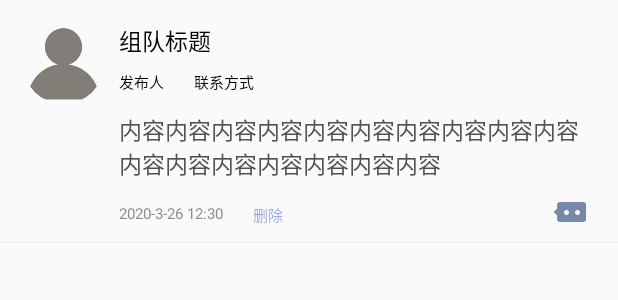
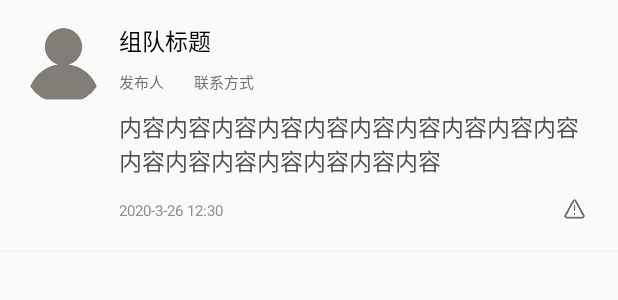
Before and after one commit to Wu-peihua/University-information-platform, an Android app: the layout fragment_student_recruit_item.xml on its own in the app's theme, with its tools: preview values and no code run, on a phone screen of 412 x 824 dp. Shown: the top 300 px of the screen. Run offline under Robolectric (Android 15) with nearby library versions, the phone set to English and light mode, and no system bars; plain views replace CircleImageView, ExpandListView, NineGridView.

Commit message:
学生端组队itemU调整

```diff
--- a/FrontEnd/app/src/main/AndroidManifest.xml
+++ b/FrontEnd/app/src/main/AndroidManifest.xml
@@ -9,7 +9,7 @@
         android:roundIcon="@mipmap/ic_launcher_round"
         android:supportsRtl="true"
         android:theme="@style/AppTheme">
-        <activity android:name=".Student.StudentActivity"></activity>
+        <activity android:name=".Student.StudentActivity" android:windowSoftInputMode="adjustPan"/>
         <activity android:name=".CommonUser.CommonUserActivity" android:windowSoftInputMode="adjustPan" />
         <activity android:name=".Admin.AdminHomeActivity" />
         <activity android:name=".MainActivity">
--- a/FrontEnd/app/src/main/res/layout/fragment_student_recruit_item.xml
+++ b/FrontEnd/app/src/main/res/layout/fragment_student_recruit_item.xml
@@ -63,24 +63,24 @@
                     android:id="@+id/tv_student_group_item_name"
                     android:layout_width="wrap_content"
                     android:layout_height="@dimen/layoutHeight_s"
-                    android:layout_marginBottom="@dimen/margin"
+                    android:layout_marginBottom="@dimen/margin_s"
                     android:layout_marginTop="@dimen/margin_s"
                     android:layout_weight="1"
                     android:text="发布人"
                     android:layout_gravity="center_vertical"
-                    android:textColor="@color/black"
+                    android:textColor="@color/darkGray"
                     android:textSize="@dimen/fontSize_xs"/>
 
                 <TextView
                     android:id="@+id/tv_student_group_item_contact"
                     android:layout_width="wrap_content"
                     android:layout_height="@dimen/layoutHeight_s"
-                    android:layout_marginBottom="@dimen/margin"
+                    android:layout_marginBottom="@dimen/margin_s"
                     android:layout_marginTop="@dimen/margin_s"
                     android:layout_marginLeft="@dimen/margin_xl"
                     android:layout_toRightOf="@id/tv_student_group_item_name"
                     android:text="联系方式"
-                    android:textColor="@color/black"
+                    android:textColor="@color/darkGray"
                     android:textSize="@dimen/fontSize_xs"/>
 
             </RelativeLayout>
@@ -114,24 +114,25 @@
                     android:textColor="@color/item_time"
                     android:textSize="@dimen/fontSize_xs"/>
 
-                <TextView
-                    android:id="@+id/tv_student_group_item_delete"
-                    android:layout_width="wrap_content"
-                    android:layout_height="wrap_content"
-                    android:layout_marginLeft="@dimen/margin_xl"
-                    android:layout_marginTop="@dimen/margin"
-                    android:layout_toRightOf="@id/tv_student_group_item_time"
-                    android:text="删除"
-                    android:textColor="@color/item_delete"
-                    android:textSize="@dimen/fontSize_xs"/>
+<!--                <TextView-->
+<!--                    android:id="@+id/tv_student_group_item_delete"-->
+<!--                    android:layout_width="wrap_content"-->
+<!--                    android:layout_height="wrap_content"-->
+<!--                    android:layout_marginLeft="@dimen/margin_xl"-->
+<!--                    android:layout_marginTop="@dimen/margin"-->
+<!--                    android:layout_toRightOf="@id/tv_student_group_item_time"-->
+<!--                    android:text="删除"-->
+<!--                    android:textColor="@color/item_delete"-->
+<!--                    android:textSize="@dimen/fontSize_xs"/>-->
 
                 <ImageView
                     android:id="@+id/more"
-                    android:layout_width="wrap_content"
-                    android:layout_height="wrap_content"
+                    android:layout_width="@dimen/layoutWeight_s"
+                    android:layout_height="@dimen/layoutHeight_s"
+                    android:layout_marginTop="@dimen/margin_l"
                     android:layout_alignParentRight="true"
                     android:layout_centerVertical="true"
-                    android:background="@mipmap/feed_more"
+                    android:background="@drawable/report"
                     android:layout_alignParentEnd="true" />
             </RelativeLayout>
 
--- a/FrontEnd/app/src/main/res/values/dimens.xml
+++ b/FrontEnd/app/src/main/res/values/dimens.xml
@@ -31,5 +31,6 @@
     <dimen name="layoutWidth">54dp</dimen>
     <dimen name="layoutHeight">54dp</dimen>
     <dimen name="layoutHeight_s">18dp</dimen>
+    <dimen name="layoutWeight_s">18dp</dimen>
 
 </resources>
```
Also changed, not shown: FrontEnd/app/src/main/java/com/example/uipfrontend/Student/Adapter/StudentRecruitRecyclerViewAdapter.java (+31 -27 lines).
